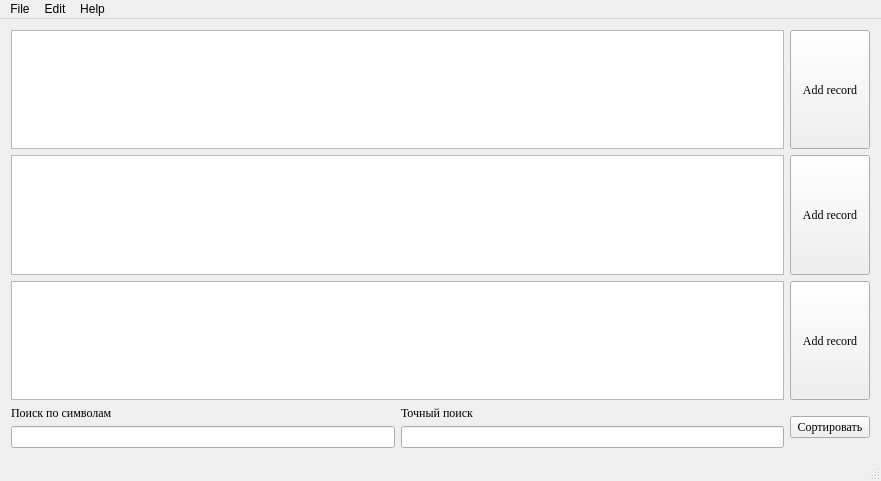
Qt form Programming/4_sem (OVP)/DBLab1/mainwindow.ui (Anastasia1111/Labs) before a commit.
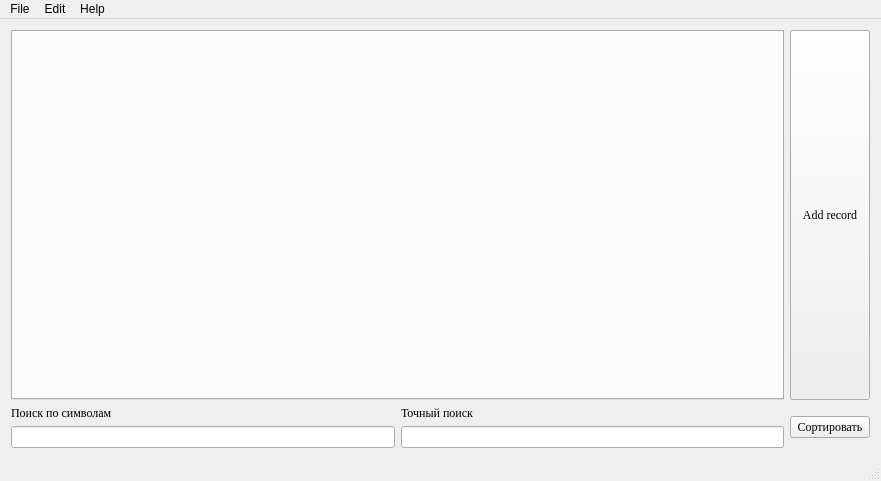
The same form after that commit. Icons and pictures are not drawn.

Diff of the .ui file:
```diff
--- a/Programming/4_sem (OVP)/DBLab1/mainwindow.ui
+++ b/Programming/4_sem (OVP)/DBLab1/mainwindow.ui
@@ -18,96 +18,10 @@
     <item>
      <layout class="QHBoxLayout" name="horizontalLayout_2">
       <item>
-       <widget class="QTableView" name="tableView_Fc">
-        <property name="sizePolicy">
-         <sizepolicy hsizetype="Expanding" vsizetype="Maximum">
-          <horstretch>0</horstretch>
-          <verstretch>0</verstretch>
-         </sizepolicy>
-        </property>
-        <property name="font">
-         <font>
-          <family>Times New Roman</family>
-         </font>
-        </property>
-       </widget>
+       <widget class="QTabWidget" name="tabWidget"/>
       </item>
       <item>
-       <widget class="QPushButton" name="pushButton_AddRecord1">
-        <property name="sizePolicy">
-         <sizepolicy hsizetype="Minimum" vsizetype="Expanding">
-          <horstretch>0</horstretch>
-          <verstretch>0</verstretch>
-         </sizepolicy>
-        </property>
-        <property name="font">
-         <font>
-          <family>Times New Roman</family>
-         </font>
-        </property>
-        <property name="text">
-         <string>Add record</string>
-        </property>
-       </widget>
-      </item>
-     </layout>
-    </item>
-    <item>
-     <layout class="QHBoxLayout" name="horizontalLayout_4">
-      <item>
-       <widget class="QTableView" name="tableView_Gr">
-        <property name="sizePolicy">
-         <sizepolicy hsizetype="Expanding" vsizetype="Maximum">
-          <horstretch>0</horstretch>
-          <verstretch>0</verstretch>
-         </sizepolicy>
-        </property>
-        <property name="font">
-         <font>
-          <family>Times New Roman</family>
-         </font>
-        </property>
-       </widget>
-      </item>
-      <item>
-       <widget class="QPushButton" name="pushButton_AddRecord2">
-        <property name="sizePolicy">
-         <sizepolicy hsizetype="Minimum" vsizetype="Expanding">
-          <horstretch>0</horstretch>
-          <verstretch>0</verstretch>
-         </sizepolicy>
-        </property>
-        <property name="font">
-         <font>
-          <family>Times New Roman</family>
-         </font>
-        </property>
-        <property name="text">
-         <string>Add record</string>
-        </property>
-       </widget>
-      </item>
-     </layout>
-    </item>
-    <item>
-     <layout class="QHBoxLayout" name="horizontalLayout_3">
-      <item>
-       <widget class="QTableView" name="tableView_St">
-        <property name="sizePolicy">
-         <sizepolicy hsizetype="Expanding" vsizetype="Maximum">
-          <horstretch>0</horstretch>
-          <verstretch>0</verstretch>
-         </sizepolicy>
-        </property>
-        <property name="font">
-         <font>
-          <family>Times New Roman</family>
-         </font>
-        </property>
-       </widget>
-      </item>
-      <item>
-       <widget class="QPushButton" name="pushButton_AddRecord3">
+       <widget class="QPushButton" name="pushButton_AddRecord">
         <property name="sizePolicy">
          <sizepolicy hsizetype="Minimum" vsizetype="Expanding">
           <horstretch>0</horstretch>
```
Left out of the diff: 74 changed lines with no effect on the pictures.
